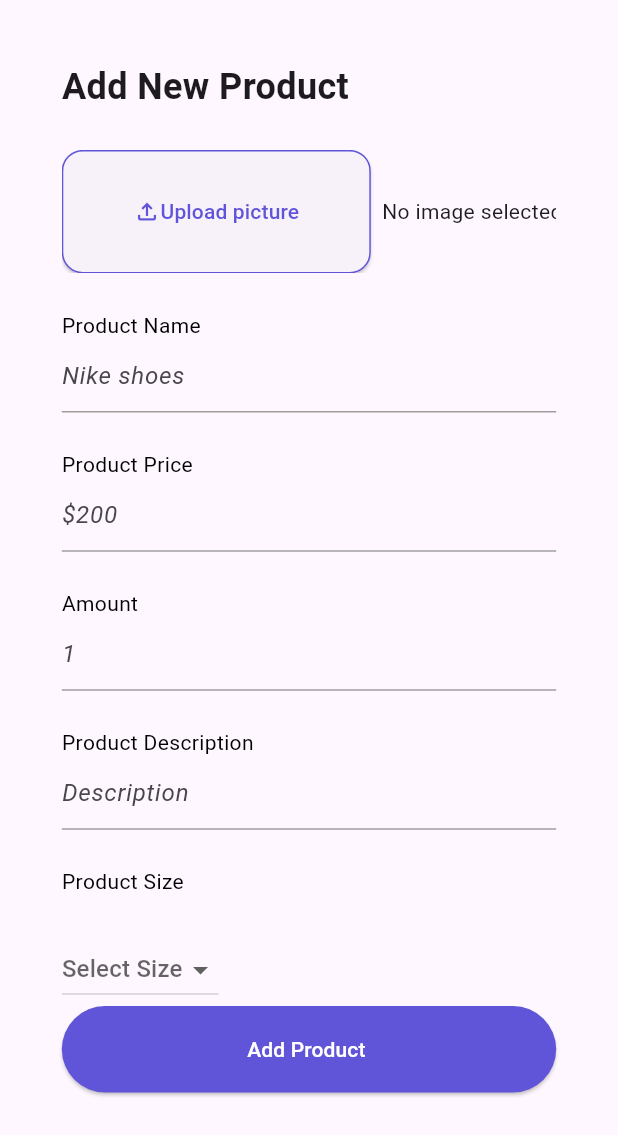
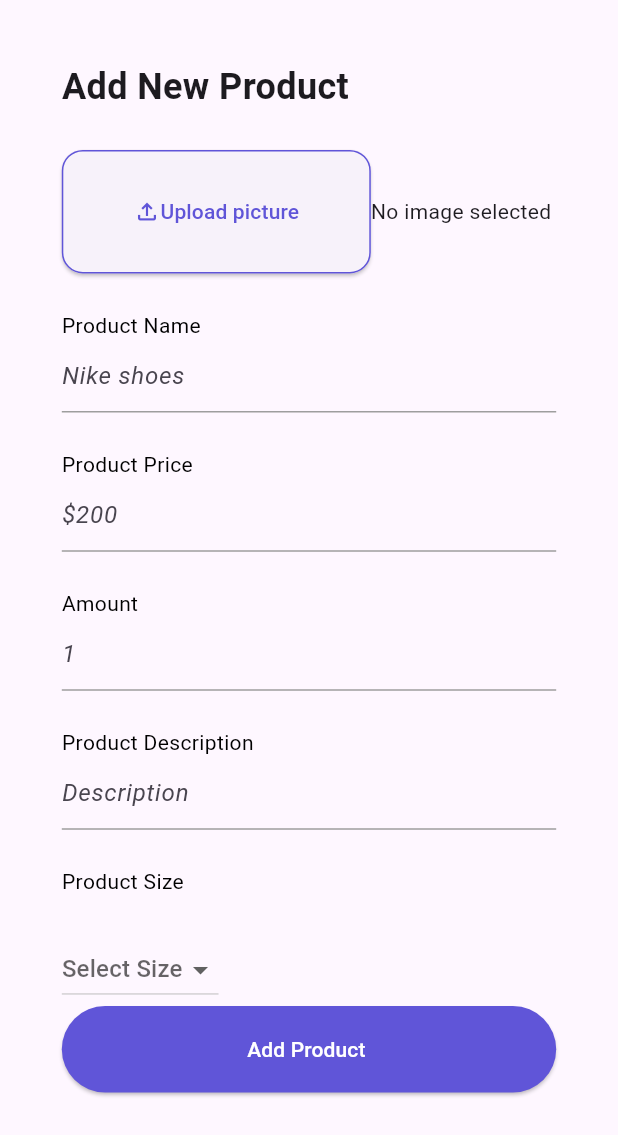
Before and after one commit to enkutatash/Ecommerce-GDSC, a Flutter app: the AddNewProduct screen opened directly, after a tap on "Upload picture", on a phone screen of 412 x 824 dp. Shown: the top 1135 px of the screen. Run offline on Flutter 3.47's test engine with Material 3 defaults, Android fonts, the phone set to English and light mode, and no system bars; our stand-ins replace cloud_firestore, firebase_auth, firebase_core, fluttertoast, image_picker, permission_handler and 1 more; accounts and stored records are empty.

Commit message:
back end handled with image loading

```diff
--- a/fire/lib/page/admin/newproduct.dart
+++ b/fire/lib/page/admin/newproduct.dart
@@ -36,7 +36,7 @@ class _AddNewProductState extends State<AddNewProduct> {
   final Amount = TextEditingController();
   XFile? _pickedImage;
   String? imagePath;
-
+  File? _image;
 
   bool ischecked = false;
 
@@ -54,25 +54,14 @@ class _AddNewProductState extends State<AddNewProduct> {
   }
 
   Future<void> pickImage() async {
-    final imagePicker = ImagePicker();
-
-    if (await requestStoragePermission()) {
-      final XFile? pickedImageFile = await imagePicker.pickImage(
-        source: ImageSource.gallery,
-      );
-
-      if (pickedImageFile != null) {
+      final image = await ImagePicker().pickImage(source: ImageSource.gallery);
+      if (image == null) return;
+        // For mobile platforms, set the image directly
+        final imageTemp = File(image.path);
         setState(() {
-          imagePath = pickedImageFile.path;
-          _pickedImage = pickedImageFile;
+          imagePath = imageTemp.path;
+          _image = imageTemp;
         });
-      } else {
-        print('User canceled or failed to pick image');
-      }
-    } else {
-      // Handle permission denial
-      print('Storage permission denied');
-    }
   }
 
   @override
@@ -137,10 +126,14 @@ class _AddNewProductState extends State<AddNewProduct> {
                         ), // Add your button text here
                       ),
                     ),
-                      _pickedImage != null
-              ? Image.file(File(_pickedImage!.path),width: width * 0.4,
-                  height: height * 0.1,)
-              : const Text("  No image selected")
+                    imagePath != null
+                        ? Image.file(
+                            File(imagePath!), // Assuming _imagePath holds the local file path
+                            width: width * 0.4,
+                            height: height * 0.1,
+                          )
+                        : const Text("No image selected"),
+
                   ],
                 ),
               ),
```
Also changed, not shown: 1 other file.
